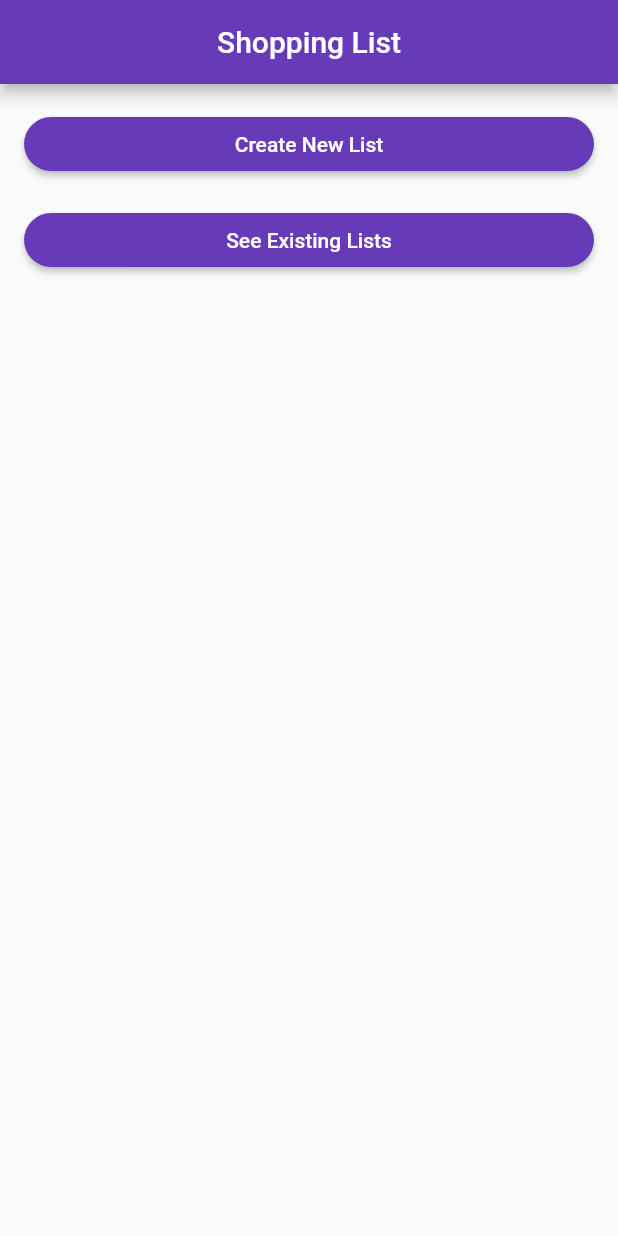
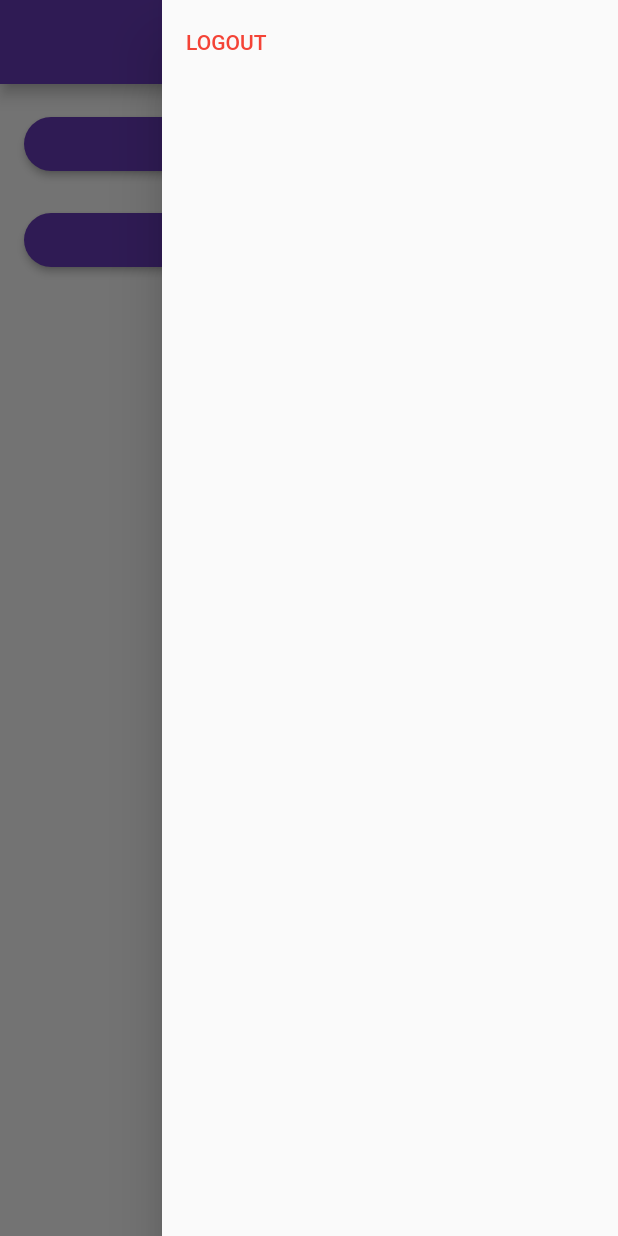
Before and after one commit to sssloba/flutter_fire_shopping_list, a Flutter app: the HomePage screen opened directly, with the side drawer open (before the commit the screen has no drawer), on a phone screen of 412 x 824 dp. Run offline on Flutter 3.47's test engine with Material 2 defaults, Android fonts, the light colour scheme and no system bars; our stand-ins replace cloud_firestore, firebase_auth, firebase_core; accounts and stored records are empty; generated files the repository leaves out were written again.

Commit message:
drawer-with-logout

```diff
--- a/lib/screens/home_page.dart
+++ b/lib/screens/home_page.dart
@@ -1,7 +1,9 @@
 import 'package:flutter/material.dart';
 import 'package:flutter_fire_shopping_list/models/order.dart';
+import 'package:flutter_fire_shopping_list/screens/login_page.dart';
 import 'package:flutter_fire_shopping_list/screens/orders_page.dart';
 import 'package:flutter_fire_shopping_list/screens/shopping_list_page.dart';
+import 'package:flutter_fire_shopping_list/services/auth_service.dart';
 import 'package:flutter_fire_shopping_list/services/firestore_manager.dart';
 import 'package:flutter_fire_shopping_list/widgets/stadium_button.dart';
 
@@ -14,6 +16,24 @@ class HomePage extends StatelessWidget {
       appBar: AppBar(
         title: const Text('Shopping List'),
         centerTitle: true,
+      ),
+      endDrawer: Drawer(
+        child: ListView(
+          children: [
+            ListTile(
+              onTap: () async {
+                await AuthService().signOut();
+                Navigator.popUntil(
+                    context, (Route<dynamic> route) => route.isFirst);
+              },
+              title: const Text(
+                'LOGOUT',
+                style: TextStyle(color: Colors.red),
+                selectionColor: Colors.red,
+              ),
+            )
+          ],
+        ),
       ),
       body: Center(
         child: Padding(
```
